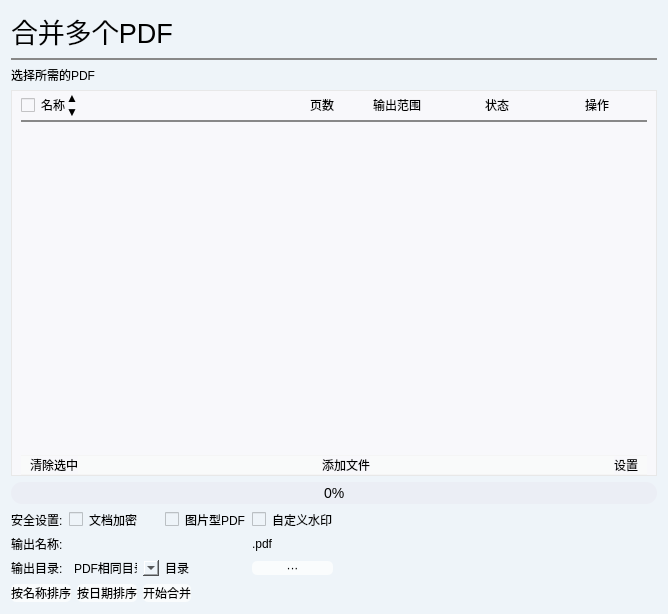
LC044/EasyBox, file app/ui/pdf_tools/merge/merge_ui.ui: the form before one commit.
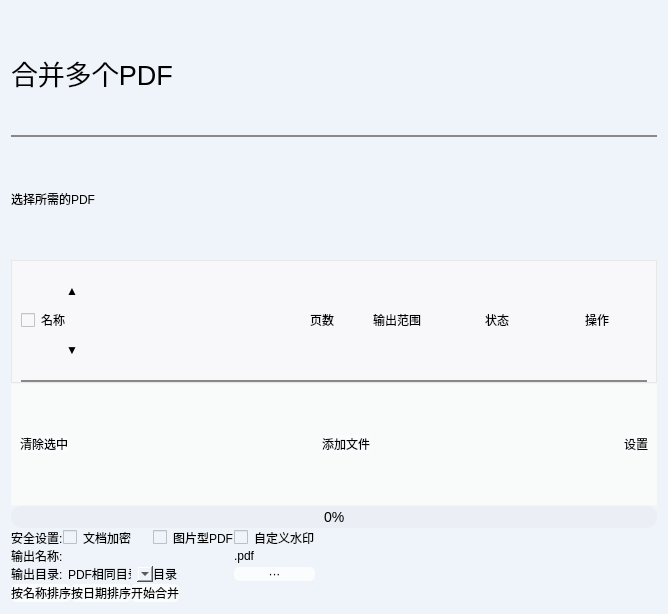
The form after the commit.

```diff
--- a/app/ui/pdf_tools/merge/merge_ui.ui
+++ b/app/ui/pdf_tools/merge/merge_ui.ui
@@ -45,9 +45,38 @@
 QProgressBar::chunk{
     border-radius:11px;
     background:qlineargradient(spread:pad,x1:0,y1:0,x2:1,y2:0,stop:0 #99ffff,stop:1 #9900ff);
+}
+QMessageBox QPushButton{
+    background-color: rgb(250,252,253);
+    border-radius: 5px;
+    padding: 8px;
+    border-right: 2px solid #888888;  /* 按钮边框，2px宽，白色 */
+    border-bottom: 2px solid #888888;  /* 按钮边框，2px宽，白色 */
+    border-left: 1px solid #ffffff;  /* 按钮边框，2px宽，白色 */
+    border-top: 1px solid #ffffff;  /* 按钮边框，2px宽，白色 */
+}
+QListView {
+    color: black;
+    border: none;
+}
+QListView::item {
+    margin: 0px;
+	border-bottom: 1px solid black;
+}
+QListView::item:hover {
+    background: none;
+}
+/* 被选中时的背景颜色和左边框颜色 */
+QListView::item:selected {
+    border-radius: 0px;
+	border-left: 0px solid rgb(62, 62, 62);
+    background: none;
 }</string>
   </property>
   <layout class="QVBoxLayout" name="verticalLayout_3">
+   <property name="spacing">
+    <number>0</number>
+   </property>
    <item>
     <widget class="QLabel" name="label_8">
      <property name="font">
@@ -313,30 +342,7 @@
         </property>
        </widget>
       </item>
-      <item>
-       <widget class="QListView" name="list_view">
-        <property name="styleSheet">
-         <string notr="true">QListView {
-    color: black;
-    border: none;
-}
-QListView::item {
-    margin: 0px;
-	border-bottom: 1px solid black;
-}
-QListView::item:hover {
-    background: none;
-}
-/* 被选中时的背景颜色和左边框颜色 */
-QListView::item:selected {
-    border-radius: 0px;
-	border-left: 0px solid rgb(62, 62, 62);
-    background: none;
-}</string>
-        </property>
-        <property name="horizontalScrollBarPolicy">
-         <enum>Qt::ScrollBarAlwaysOff</enum>
-        </property>
+     </layout>
        </widget>
       </item>
       <item>
@@ -420,9 +426,6 @@
         </layout>
        </widget>
       </item>
-     </layout>
-    </widget>
-   </item>
    <item>
     <widget class="QProgressBar" name="progressBar">
      <property name="value">
@@ -542,6 +545,9 @@
      </item>
      <item>
       <widget class="QPushButton" name="btn_order_by_time">
+       <property name="whatsThis">
+        <string>按日期排序</string>
+       </property>
        <property name="text">
         <string>按日期排序</string>
        </property>
```
Lines whose indentation alone changed are shown as unchanged.
